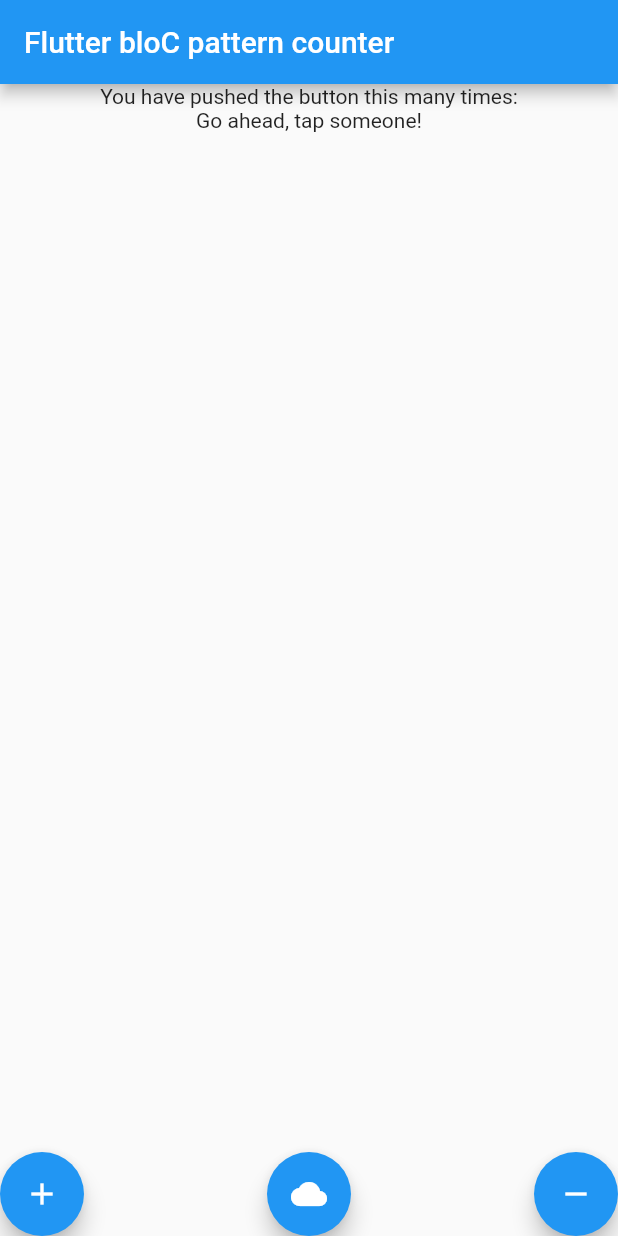
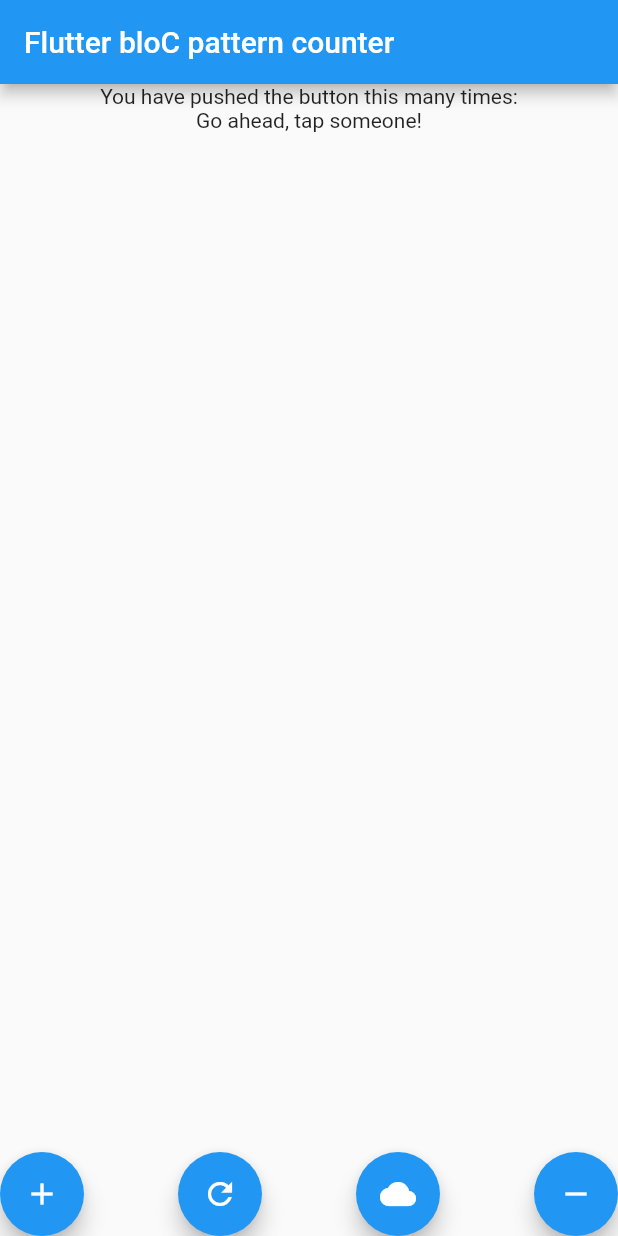
Before and after one commit to KistanovSerhii/Exercises1, a Flutter app: the screen it shows after launch, on a phone screen of 412 x 824 dp. Run offline on Flutter 3.47's test engine with Material 2 defaults, Android fonts, the phone set to English and light mode, and no system bars; our stand-ins replace dio, equatable, flutter_bloc.

```diff
--- a/lib/clean_code_lesson/clean_code_pattern.dart
+++ b/lib/clean_code_lesson/clean_code_pattern.dart
@@ -81,8 +81,9 @@ class Day {
 }
 
 class SunriseService {
+/*
   static const _BASE_URL = 'https://api.sunrise-sunset.org';
-/*
+
   final Dio _dio = Dio(
     BaseOptions(baseUrl: _BASE_URL),
   );
--- a/lib/data/api/api_util.dart
+++ b/lib/data/api/api_util.dart
@@ -1,3 +1,4 @@
+import 'dart:math';
 import 'package:flutter/cupertino.dart';
 import 'package:flutter_application_3/data/mappers/counter_mapper.dart';
 import 'package:flutter_application_3/domain/models/counter.dart';
@@ -10,8 +11,13 @@ class CounterApiUtil {
   CounterApiUtil(this.spacewebService);
 
   Future<Counter> getRandomCounter({@required int range}) async {
+    var rng = new Random();
+    return Counter(value: rng.nextInt(100));
+
+/*
     final body = RequestBodyRandomCounter(range: range);
     final resultFiltered = await spacewebService.getRandomCounter(body);
     return CounterMapper.fromApi(resultFiltered);
+*/
   }
 }
--- a/lib/data/api/request/body_random_counter.dart
+++ b/lib/data/api/request/body_random_counter.dart
@@ -7,8 +7,8 @@ class RequestBodyRandomCounter {
 
   Map<String, dynamic> toApi() {
     return {
-      'randomRange': range,
-      'formatted': 0,
+      'length': 1, //range,
+      'uint': 8,
     };
   }
 }
--- a/lib/data/api/respond/filter_random_counter.dart
+++ b/lib/data/api/respond/filter_random_counter.dart
@@ -2,5 +2,5 @@ class FilterRandomCounter {
   final num randomNum;
 
   FilterRandomCounter.fromApi(Map<String, dynamic> map)
-      : randomNum = map['results']['randomNum'];
+      : randomNum = map['results']['data'][0];
 }
--- a/lib/data/api/services/spaceweb_service.dart
+++ b/lib/data/api/services/spaceweb_service.dart
@@ -3,7 +3,7 @@ import 'package:flutter_application_3/data/api/respond/filter_random_counter.dar
 import 'package:flutter_application_3/data/api/request/body_random_counter.dart';
 
 class SpacewebService {
-  static const _BASE_URL = 'https://api.sunrise-sunset.org';
+  static const _BASE_URL = 'qrng.anu.edu.au/API/jsonI.php?length=1&type=uint8';
 
   final Dio _dio = Dio(
     BaseOptions(baseUrl: _BASE_URL),
--- a/lib/domain/bloc/counter/counter_bloc.dart
+++ b/lib/domain/bloc/counter/counter_bloc.dart
@@ -17,8 +17,11 @@ class CounterBloc extends Bloc<CounterEvent, CounterState> {
       case EventDecrement:
         yield* state.decrement();
         break;
-      case EventRandomFromCloud:
+      case EventRandomNumWithDelay:
         yield* state.getRandomFromCloudy();
+        break;
+      case EventRandomFromHttpRequest:
+        yield* state.getRandomFromHttpRequest(1 /*event.range*/);
         break;
       default:
     }
--- a/lib/domain/bloc/counter/counter_event.dart
+++ b/lib/domain/bloc/counter/counter_event.dart
@@ -1,7 +1,15 @@
+import 'package:flutter/cupertino.dart';
+
 abstract class CounterEvent {}
 
 class EventIncrement extends CounterEvent {}
 
 class EventDecrement extends CounterEvent {}
 
-class EventRandomFromCloud extends CounterEvent {}
+class EventRandomFromHttpRequest extends CounterEvent {
+  final int range;
+
+  EventRandomFromHttpRequest({@required this.range});
+}
+
+class EventRandomNumWithDelay extends CounterEvent {}
--- a/lib/internal/dependences_init_tools/state_module.dart
+++ b/lib/internal/dependences_init_tools/state_module.dart
@@ -1,6 +1,5 @@
 import 'package:flutter_application_3/domain/bloc/counter/counter_state.dart';
 import 'package:flutter_application_3/domain/models/counter.dart';
-import 'package:flutter_application_3/internal/dependences_init_tools/repository_module.dart';
 
 class StateModule {
   static CounterState counterState() =>
--- a/lib/presentation/home/home.dart
+++ b/lib/presentation/home/home.dart
@@ -58,8 +58,15 @@ class _MyHomePageState extends State<HomePage> {
                   Spacer(),
                   FloatingActionButton(
                     onPressed: () => BlocProvider.of<CounterBloc>(context)
-                        .add(EventRandomFromCloud()),
-                    tooltip: 'Random',
+                        .add(EventRandomNumWithDelay()),
+                    tooltip: 'Refresh',
+                    child: Icon(Icons.refresh),
+                  ),
+                  Spacer(),
+                  FloatingActionButton(
+                    onPressed: () => BlocProvider.of<CounterBloc>(context)
+                        .add(EventRandomFromHttpRequest(range: 1)),
+                    tooltip: 'RandomHttp',
                     child: Icon(Icons.cloud),
                   ),
                   Spacer(),
```
Also changed, not shown: lib/domain/bloc/counter/counter_state.dart (+6 -1 lines), lib/domain/models/counter.dart (+11 -6 lines).
